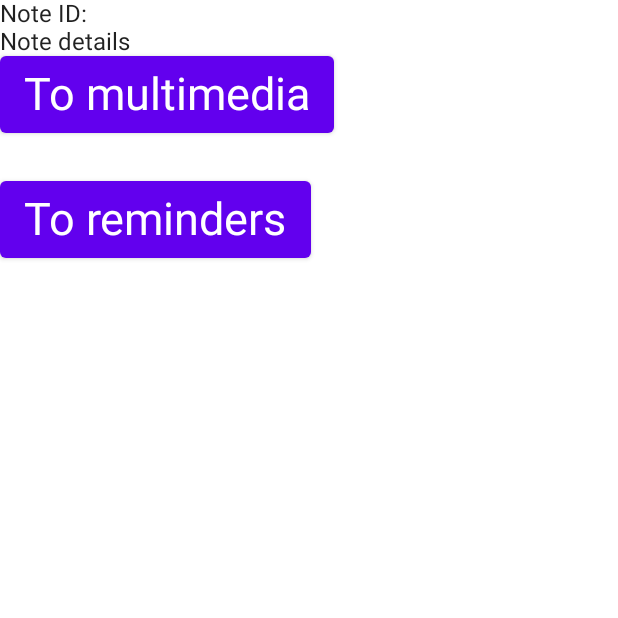
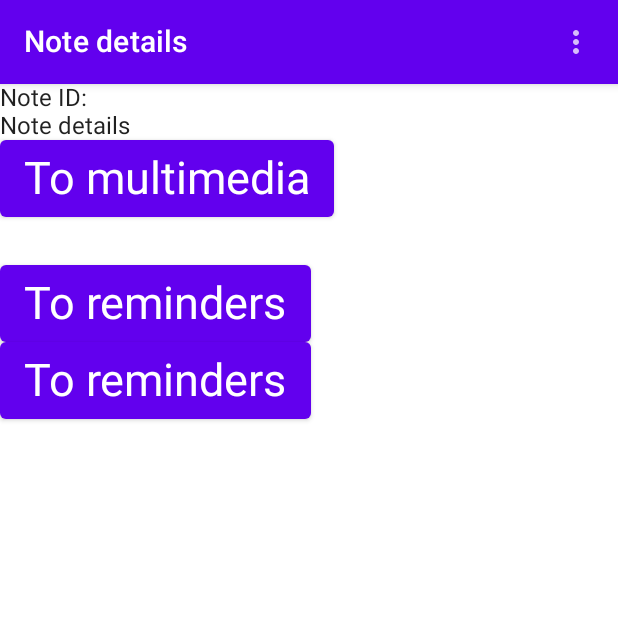
Before and after one commit to DT3264/ProyectoFinalAndroid, an Android app built with Jetpack Compose: the composable NoteDetails called with empty values, on a phone screen of 412 x 824 dp, the top half of it. Run offline under Robolectric (Android 15) with nearby library versions, the phone set to English and light mode, and no system bars.

```diff
--- a/app/src/main/java/com/dcerna/proyectofinal/MainActivity.kt
+++ b/app/src/main/java/com/dcerna/proyectofinal/MainActivity.kt
@@ -10,6 +10,7 @@ import androidx.compose.animation.core.tween
 import androidx.compose.animation.slideInVertically
 import androidx.compose.animation.slideOutVertically
 import androidx.compose.runtime.Composable
+import androidx.compose.ui.ExperimentalComposeUiApi
 import androidx.compose.ui.unit.IntOffset
 import androidx.navigation.NavType
 import androidx.navigation.navArgument
@@ -23,6 +24,7 @@ import com.google.accompanist.navigation.animation.composable
 import com.google.accompanist.navigation.animation.rememberAnimatedNavController
 
 class MainActivity : ComponentActivity() {
+    @ExperimentalComposeUiApi
     @ExperimentalAnimationApi
     override fun onCreate(savedInstanceState: Bundle?) {
         super.onCreate(savedInstanceState)
@@ -35,6 +37,7 @@ class MainActivity : ComponentActivity() {
     }
 }
 
+@ExperimentalComposeUiApi
 @ExperimentalAnimationApi
 @Composable
 fun ComposeNotesApp() {
--- a/app/src/main/java/com/dcerna/proyectofinal/ui/screens/NoteDetailsScreen.kt
+++ b/app/src/main/java/com/dcerna/proyectofinal/ui/screens/NoteDetailsScreen.kt
@@ -11,7 +11,10 @@ import androidx.compose.foundation.verticalScroll
 import androidx.compose.material.*
 import androidx.compose.material.icons.Icons
 import androidx.compose.material.icons.filled.ArrowBack
+import androidx.compose.material.icons.filled.MoreVert
 import androidx.compose.runtime.Composable
+import androidx.compose.runtime.mutableStateOf
+import androidx.compose.runtime.remember
 import androidx.compose.ui.Modifier
 import androidx.compose.ui.draw.clip
 import androidx.compose.ui.layout.ContentScale
@@ -34,7 +37,40 @@ fun NoteDetailsScreen(navController: NavController, noteID: String){
 
 @Composable
 fun NoteDetails(noteID: String, navController: NavController) {
-    Scaffold{
+    val showMenu = remember { mutableStateOf(false) }
+    val dialogAgregar = remember { mutableStateOf(false) }
+    Scaffold(
+        topBar = {
+            TopAppBar(
+                elevation = 4.dp,
+                title = {
+                    Text(stringResource(R.string.NOTE_DETAILS))
+                },
+                backgroundColor = MaterialTheme.colors.primarySurface,
+                actions = {
+                    IconButton(onClick = { showMenu.value = !showMenu.value }) {
+                        Icon(Icons.Filled.MoreVert, null)
+                    }
+                    DropdownMenu(expanded = showMenu.value ,
+                        onDismissRequest = { showMenu.value = false }
+                    ) {
+                        DropdownMenuItem(onClick = {
+                            navController.navigate(route = "multimedia/$noteID")
+                        }) {
+                            Text("Multimedia")
+                        }
+                        DropdownMenuItem(onClick = {
+                            navController.navigate(route = "recordatorios/$noteID")
+                        }) {
+                            Text("Recordatorios")
+                        }
+                        DropdownMenuItem(onClick = { dialogAgregar.value = true }) {
+                            Text("Borrar")
+                        }
+                    }
+                })
+        }
+    ){
         Column{
             Text(text = "${stringResource(R.string.ID_NOTE)}: $noteID")
             Text(stringResource(R.string.NOTE_DETAILS))
@@ -53,6 +89,13 @@ fun NoteDetails(noteID: String, navController: NavController) {
             ) {
                 Text(stringResource(R.string.TO_REMINDER), style = TextStyle(fontSize = 30.sp))
             }
+            Button(
+                onClick = {
+                    navController.navigate(route = "recordatorios/$noteID")
+                }
+            ) {
+                Text(stringResource(R.string.TO_REMINDER), style = TextStyle(fontSize = 30.sp))
+            }
         }
     }
 }
```
